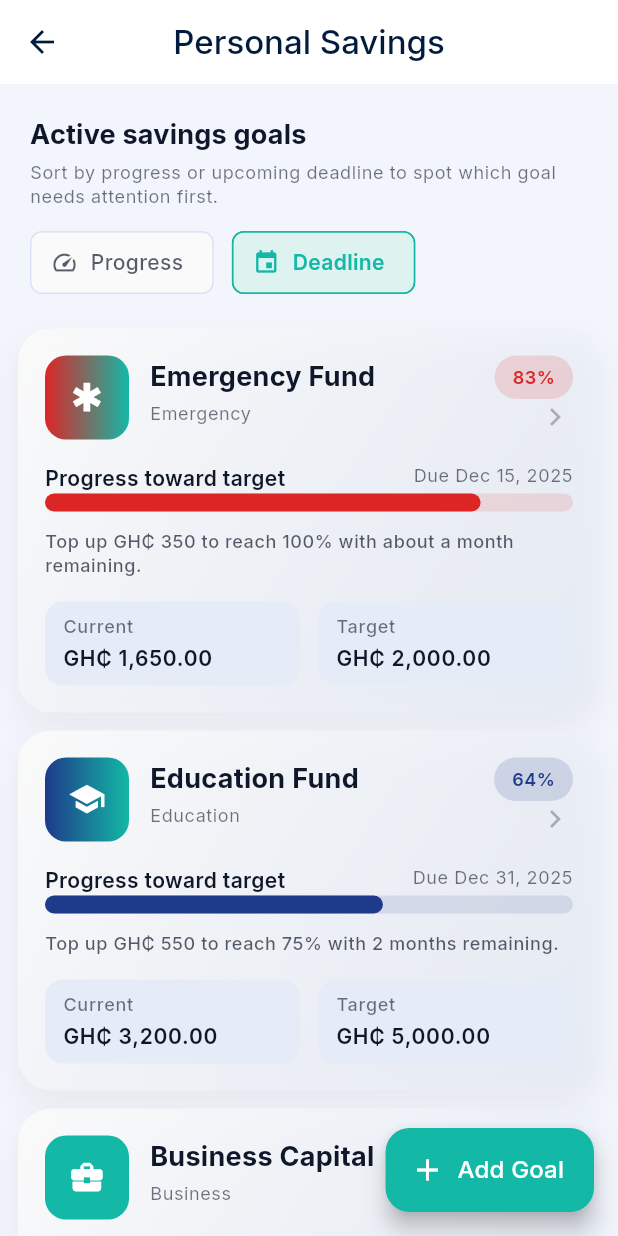
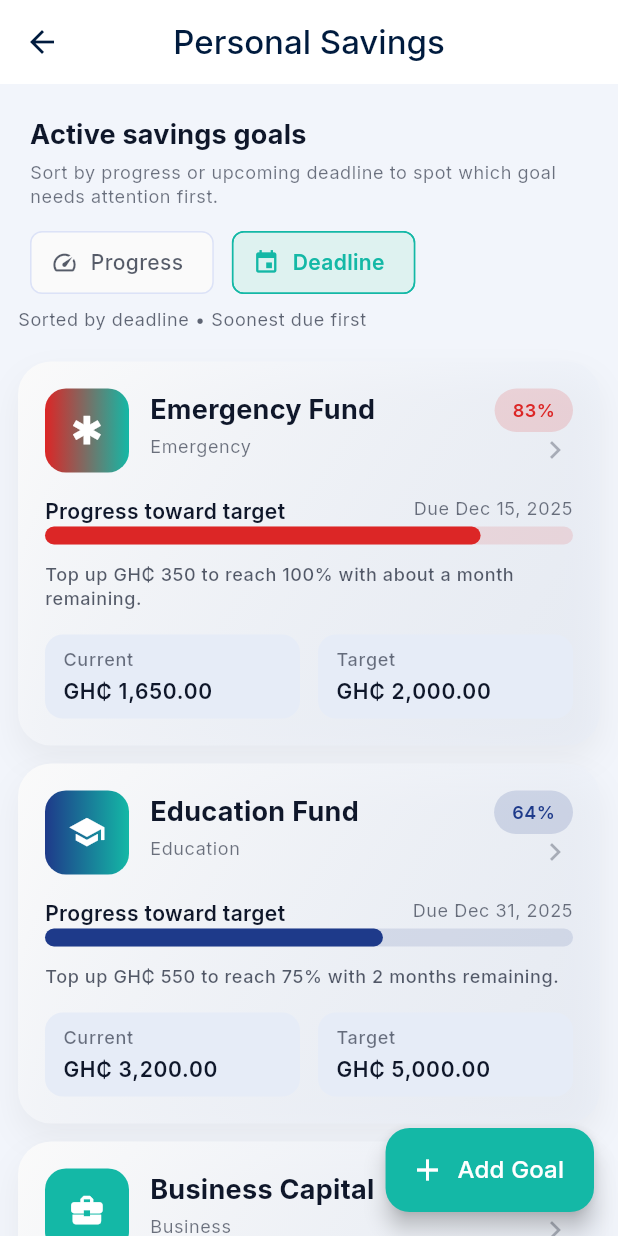
Before and after one commit to woedy/sankofa_super, a Flutter app: the SavingsScreen screen opened directly, after a tap on "Deadline", on a phone screen of 412 x 824 dp. Run offline on Flutter 3.47's test engine with Material 3 defaults, Android fonts, the phone set to English and light mode, and no system bars; our stand-ins replace google_fonts, shared_preferences, smooth_page_indicator; accounts and stored records are empty.

Commit message:
Correct savings goal sorting behavior

```diff
--- a/sankofa_app/lib/screens/savings_screen.dart
+++ b/sankofa_app/lib/screens/savings_screen.dart
@@ -20,11 +20,13 @@ class _SavingsScreenState extends State<SavingsScreen> {
       option: SavingsSortOption.progress,
       label: 'Progress',
       icon: Icons.speed,
+      description: 'Lowest completion first',
     ),
     _SortOption(
       option: SavingsSortOption.deadline,
       label: 'Deadline',
       icon: Icons.event,
+      description: 'Soonest due first',
     ),
   ];
 
@@ -95,6 +97,20 @@ class _SavingsScreenState extends State<SavingsScreen> {
                                 ),
                             ],
                             onSelected: (index, _) => _onSortSelected(_sortOptions[index].option),
+                          ),
+                          const SizedBox(height: 6),
+                          AnimatedSwitcher(
+                            duration: const Duration(milliseconds: 200),
+                            child: Text(
+                              _activeSortDescription,
+                              key: ValueKey(_activeSortDescription),
+                              style: Theme.of(context).textTheme.bodySmall?.copyWith(
+                                    color: Theme.of(context)
+                                        .colorScheme
+                                        .onSurface
+                                        .withValues(alpha: 0.65),
+                                  ),
+                            ),
                           ),
                         ],
                       ),
@@ -279,13 +295,30 @@ class _SavingsScreenState extends State<SavingsScreen> {
     final sorted = List<SavingsGoalModel>.from(source);
     switch (option) {
       case SavingsSortOption.progress:
-        sorted.sort((a, b) => b.progress.compareTo(a.progress));
+        sorted.sort((a, b) {
+          final progressCompare = a.progress.compareTo(b.progress);
+          if (progressCompare != 0) {
+            return progressCompare;
+          }
+          return a.deadline.compareTo(b.deadline);
+        });
         break;
       case SavingsSortOption.deadline:
-        sorted.sort((a, b) => a.deadline.compareTo(b.deadline));
+        sorted.sort((a, b) {
+          final deadlineCompare = a.deadline.compareTo(b.deadline);
+          if (deadlineCompare != 0) {
+            return deadlineCompare;
+          }
+          return a.progress.compareTo(b.progress);
+        });
         break;
     }
     return sorted;
+  }
+
+  String get _activeSortDescription {
+    final option = _sortOptions.firstWhere((item) => item.option == _activeSort);
+    return 'Sorted by ${option.label.toLowerCase()} • ${option.description}';
   }
 
   String _milestoneMicrocopy(SavingsGoalModel goal) {
@@ -379,9 +412,11 @@ class _SortOption {
     required this.option,
     required this.label,
     required this.icon,
+    required this.description,
   });
 
   final SavingsSortOption option;
   final String label;
   final IconData icon;
+  final String description;
 }
```
